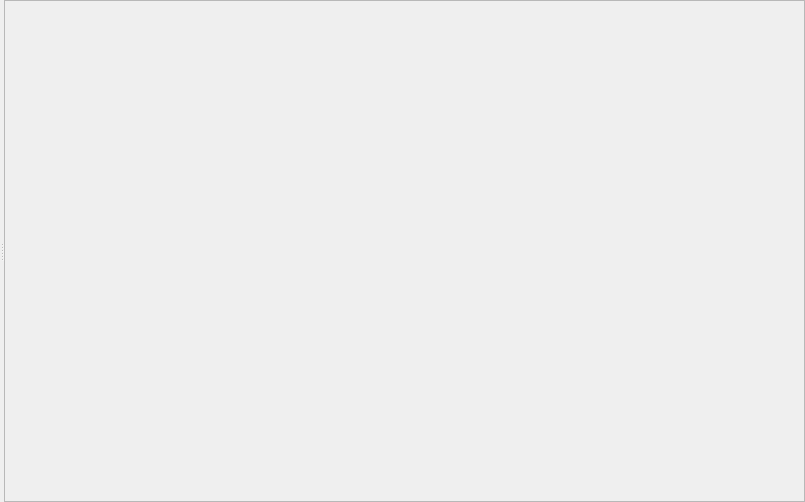
Qt form nicos_ess/dream/gui/ui_files/live.ui (ess-dmsc/nicos) before a commit.
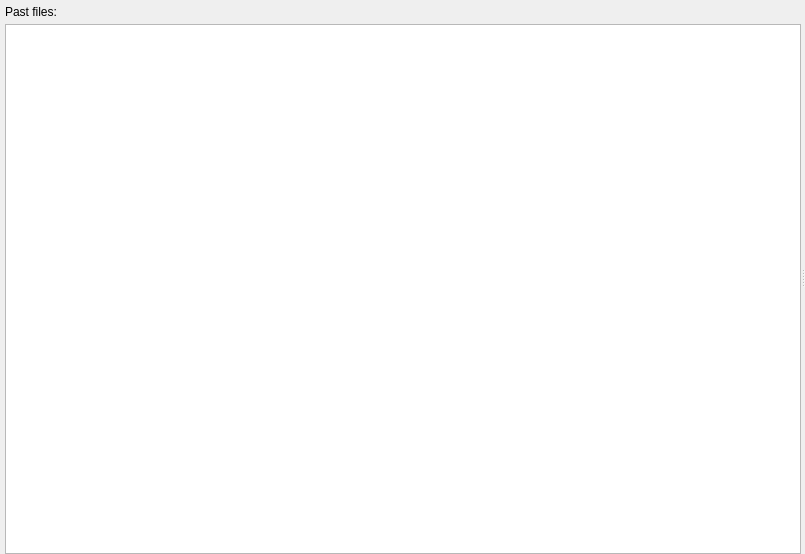
The same form after that commit. Icons and pictures are not drawn.

Commit message: Load data from files and use LivePanel

```diff
--- a/nicos_ess/dream/gui/ui_files/live.ui
+++ b/nicos_ess/dream/gui/ui_files/live.ui
@@ -7,7 +7,7 @@
     <x>0</x>
     <y>0</y>
     <width>805</width>
-    <height>502</height>
+    <height>554</height>
    </rect>
   </property>
   <property name="windowTitle">
@@ -31,36 +31,60 @@
      <property name="orientation">
       <enum>Qt::Horizontal</enum>
      </property>
-     <widget class="QWidget" name="verticalLayoutWidget_2">
-      <layout class="QVBoxLayout" name="widgetLayout"/>
-     </widget>
-     <widget class="QWidget" name="verticalLayoutWidget">
-      <layout class="QVBoxLayout" name="monitorLayout">
+     <widget class="QWidget" name="pastFilesWidget" native="true">
+      <layout class="QVBoxLayout" name="listLayout">
+       <property name="spacing">
+        <number>5</number>
+       </property>
+       <property name="leftMargin">
+        <number>5</number>
+       </property>
+       <property name="topMargin">
+        <number>5</number>
+       </property>
+       <property name="rightMargin">
+        <number>0</number>
+       </property>
+       <property name="bottomMargin">
+        <number>0</number>
+       </property>
        <item>
-        <widget class="QScrollArea" name="scroll">
-         <property name="widgetResizable">
+        <widget class="QLabel" name="label">
+         <property name="sizePolicy">
+          <sizepolicy hsizetype="Preferred" vsizetype="Preferred">
+           <horstretch>0</horstretch>
+           <verstretch>0</verstretch>
+          </sizepolicy>
+         </property>
+         <property name="text">
+          <string>Past files:</string>
+         </property>
+        </widget>
+       </item>
+       <item>
+        <widget class="QListWidget" name="fileList">
+         <property name="enabled">
           <bool>true</bool>
          </property>
-         <widget class="QWidget" name="scrollContent">
-          <property name="geometry">
-           <rect>
-            <x>0</x>
-            <y>0</y>
-            <width>775</width>
-            <height>498</height>
-           </rect>
-          </property>
-         </widget>
+         <property name="sizePolicy">
+          <sizepolicy hsizetype="Expanding" vsizetype="Expanding">
+           <horstretch>0</horstretch>
+           <verstretch>0</verstretch>
+          </sizepolicy>
+         </property>
         </widget>
        </item>
       </layout>
      </widget>
+     <widget class="QWidget" name="verticalLayoutWidget_2">
+      <layout class="QVBoxLayout" name="widgetLayout"/>
+     </widget>
     </widget>
    </item>
   </layout>
   <action name="actionPrint">
    <property name="icon">
-    <iconset>
+    <iconset resource="../../../../resources/nicos-gui.qrc">
      <normaloff>:/print</normaloff>:/print</iconset>
    </property>
    <property name="text">
@@ -75,7 +99,7 @@
   </action>
   <action name="actionUnzoom">
    <property name="icon">
-    <iconset>
+    <iconset resource="../../../../resources/nicos-gui.qrc">
      <normaloff>:/viewfull</normaloff>:/viewfull</iconset>
    </property>
    <property name="text">
@@ -85,6 +109,26 @@
     <string>Ctrl+U</string>
    </property>
   </action>
+  <action name="actionSavePlot">
+   <property name="checkable">
+    <bool>false</bool>
+   </property>
+   <property name="icon">
+    <iconset resource="../../../../resources/nicos-gui.qrc">
+     <normaloff>:/save</normaloff>:/save</iconset>
+   </property>
+   <property name="text">
+    <string>&amp;Save as Image...</string>
+   </property>
+  </action>
+  <action name="actionSaveData">
+   <property name="checkable">
+    <bool>false</bool>
+   </property>
+   <property name="text">
+    <string>&amp;Save as Data...</string>
+   </property>
+  </action>
   <action name="actionLogScale">
    <property name="checkable">
     <bool>true</bool>
@@ -139,7 +183,7 @@
   </action>
   <action name="actionOpen">
    <property name="icon">
-    <iconset>
+    <iconset resource="../../../../resources/nicos-gui.qrc">
      <normaloff>:/open</normaloff>:/open</iconset>
    </property>
    <property name="text">
@@ -152,17 +196,6 @@
     <string>Ctrl+O</string>
    </property>
   </action>
-  <action name="actionSavePlot">
-   <property name="text">
-    <string>&amp;Save plot</string>
-   </property>
-   <property name="iconText">
-    <string>Log Scale</string>
-   </property>
-   <property name="toolTip">
-    <string>Save plot</string>
-   </property>
-  </action>
   <action name="actionLines">
    <property name="checkable">
     <bool>true</bool>
@@ -185,12 +218,9 @@
     <string>Show symbols</string>
    </property>
   </action>
-  <action name="actionSaveData">
+  <action name="actionLoadData">
    <property name="text">
-    <string>&amp;Save Data</string>
-   </property>
-   <property name="toolTip">
-    <string>Save as Data</string>
+    <string>&amp;Load data</string>
    </property>
   </action>
   <action name="actionSubtractBackground">
```
Left out of the diff: 2 changed lines with no effect on the pictures. The commit also changes 3 other files.
